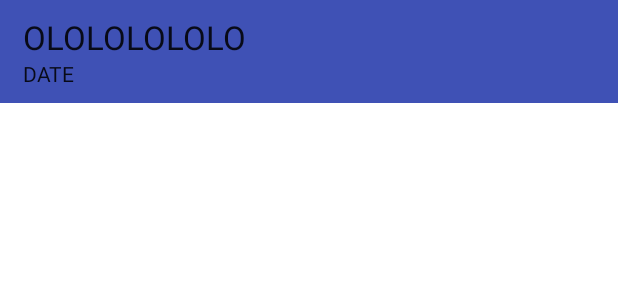
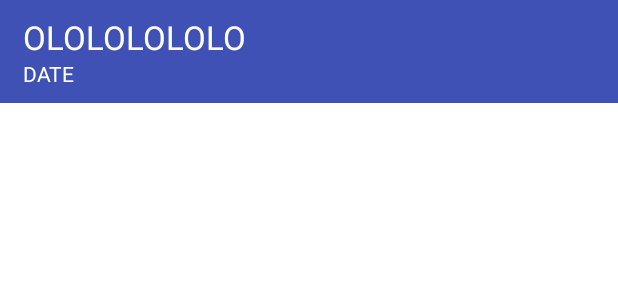
Before and after one commit to bronydell/Android-MGKEapp, an Android app: the layout home_widget.xml on its own in the app's theme, with its tools: preview values and no code run, on a phone screen of 412 x 824 dp. Shown: the top 300 px of the screen. Run offline under Robolectric (Android 15) with nearby library versions, the phone set to English and light mode, and no system bars.

Commit message:
Filename case fix Database leak fix Refresher color fix

```diff
--- a/app/src/main/java/ru/equestriadev/adapter/ExpAdapter.java
+++ b/app/src/main/java/ru/equestriadev/adapter/ExpAdapter.java
@@ -16,7 +16,7 @@ import ru.equestriadev.arch.Day;
 import ru.equestriadev.arch.Group;
 import ru.equestriadev.arch.Lesson;
 import ru.equestriadev.mgke.R;
-import ru.equestriadev.parsing.Expiriments;
+import ru.equestriadev.parsing.Experiments;
 
 /**
  * Created by Bronydell on 6/8/16.
@@ -120,7 +120,7 @@ public class ExpAdapter extends AnimatedExpandableListView.AnimatedExpandableLis
         }
         TextView textChild = (TextView) convertView.findViewById(R.id.textChild);
         Lesson lesson = day.getGroups().get(groupPosition).getLessons().get(childPosition);
-        Expiriments ex = new Expiriments();
+        Experiments ex = new Experiments();
         textChild.setText(Html.fromHtml("<b>" + lesson.getNumber() + "</b>. " + ex.ParseSubGroups(lesson.getLesson(), lesson.getAudience())));
 
         return convertView;
--- a/app/src/main/java/ru/equestriadev/netwerking/RequestPairs.java
+++ b/app/src/main/java/ru/equestriadev/netwerking/RequestPairs.java
@@ -57,7 +57,7 @@ public class RequestPairs extends AsyncTask<String, Void, Void> {
     protected void onPreExecute() {
         super.onPreExecute();
         nowDay = new Day();
-        helper = new DatabaseHelper(context);
+        helper = DatabaseHelper.getInstance(context);
     }
 
     @Override
@@ -88,6 +88,8 @@ public class RequestPairs extends AsyncTask<String, Void, Void> {
         else
             teacher.setAdapter(nowDay);
         updateWidget();
+        if (helper != null)
+            helper.close();
     }
 
     private Day getOnline() {
--- a/app/src/main/java/ru/equestriadev/parsing/expiriments.java
+++ b/app/src/main/java/ru/equestriadev/parsing/Experiments.java
@@ -6,7 +6,7 @@ import java.util.List;
 /**
  * Created by Bronydell on 8/10/16.
  */
-public class Expiriments {
+public class Experiments {
 
     public String ParseSubGroups(String lesson, String rooms) {
         lesson.trim();
--- a/app/src/main/res/layout/home_widget.xml
+++ b/app/src/main/res/layout/home_widget.xml
@@ -5,13 +5,13 @@
     android:padding="@dimen/widget_margin">
 
     <RelativeLayout
+        android:id="@+id/relativeLayout"
         android:layout_width="match_parent"
         android:layout_height="wrap_content"
+        android:background="@color/colorPrimary"
         android:paddingBottom="10dp"
         android:paddingLeft="15dp"
-        android:paddingTop="10dp"
-        android:background="@color/colorPrimary"
-        android:id="@+id/relativeLayout">
+        android:paddingTop="10dp">
 
         <TextView
             android:id="@+id/appwidget_text"
@@ -21,16 +21,18 @@
             android:layout_alignParentStart="true"
             android:layout_alignParentTop="true"
             android:text="OLOLOLOLOLO"
-            android:textAppearance="?android:attr/textAppearanceLarge" />
+            android:textAppearance="?android:attr/textAppearanceLarge"
+            android:textColor="#FFFFFFFF" />
         <TextView
             android:id="@+id/appwidget_date"
             android:layout_width="wrap_content"
             android:layout_height="wrap_content"
+            android:layout_alignLeft="@+id/appwidget_text"
+            android:layout_alignStart="@+id/appwidget_text"
+            android:layout_below="@+id/appwidget_text"
             android:text="DATE"
             android:textAppearance="?android:attr/textAppearance"
-            android:layout_below="@+id/appwidget_text"
-            android:layout_alignLeft="@+id/appwidget_text"
-            android:layout_alignStart="@+id/appwidget_text" />
+            android:textColor="#FFFFFFFF" />
     </RelativeLayout>
 
     <ListView
@@ -39,10 +41,10 @@
         android:layout_height="match_parent"
         android:layout_alignParentLeft="true"
         android:layout_alignParentStart="true"
+        android:layout_below="@+id/relativeLayout"
         android:divider="#eaeaea"
         android:dividerHeight="2dip"
         android:footerDividersEnabled="true"
-        android:padding="2dp"
-        android:layout_below="@+id/relativeLayout" />
+        android:padding="2dp" />
 
 </RelativeLayout>
```
Also changed, not shown: app/build.gradle (+10 -4 lines), app/src/main/java/ru/equestriadev/mgke/DatabaseHelper.java (+34 -23 lines), app/src/main/java/ru/equestriadev/mgke/Pupil.java (+25 -21 lines), app/src/main/java/ru/equestriadev/mgke/Teacher.java (+8 -9 lines), app/src/main/java/ru/equestriadev/netwerking/RequestDates.java (+2 -5 lines), app/src/main/java/ru/equestriadev/notify/NetworkFetch.java (+4 -8 lines), app/src/main/java/ru/equestriadev/widget/HomeWidget.java (+38 -35 lines), app/src/main/java/ru/equestriadev/widget/ListFactory.java (+24 -23 lines), app/src/main/java/ru/equestriadev/widget/WidgetConfigure.java (+4 -6 lines), 1 other file.
